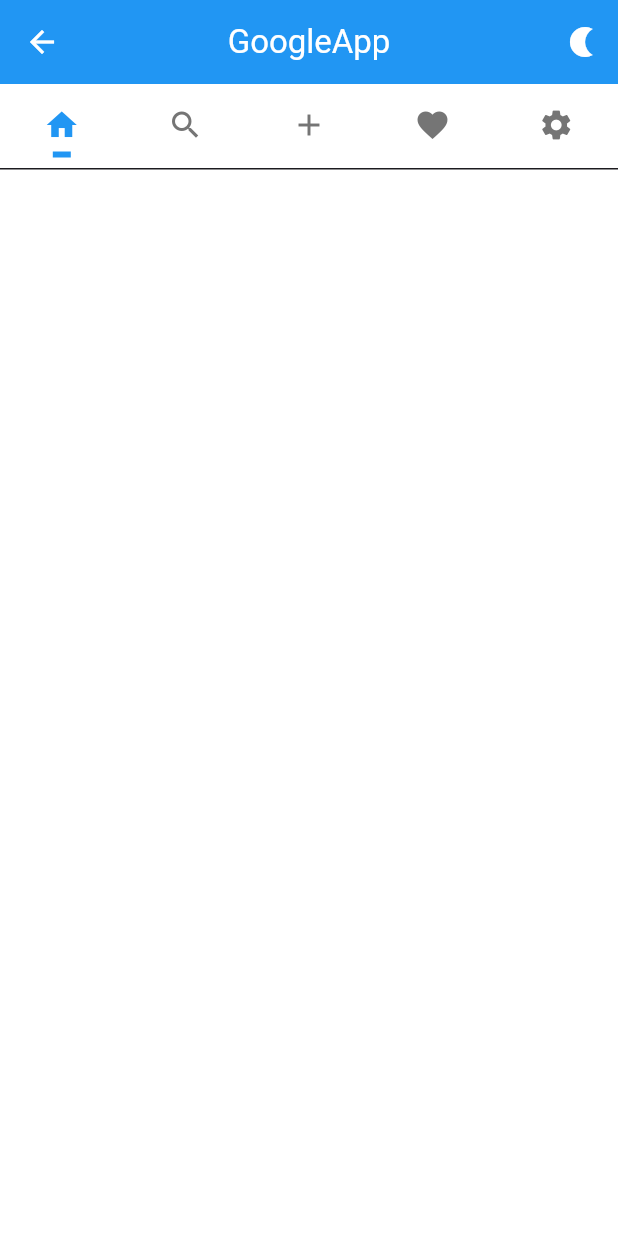
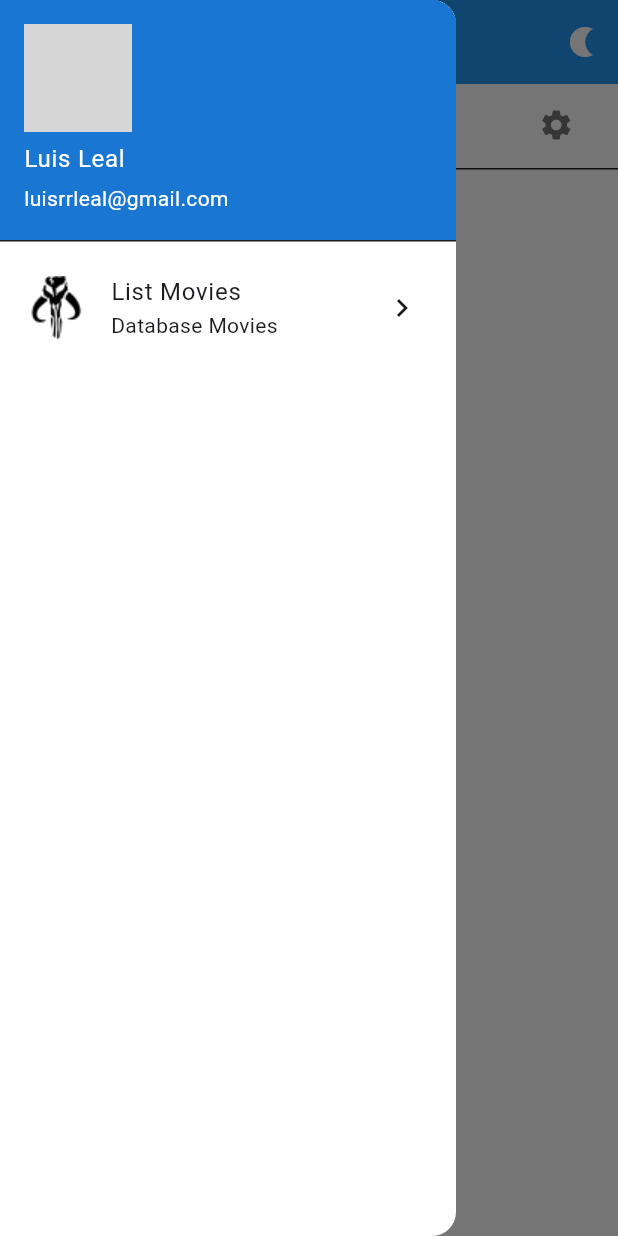
Before and after one commit to luislealdev/pmsn20252, a Flutter app: the HomeScreen screen opened by its route, with the side drawer open (before the commit the screen has no drawer), on a phone screen of 412 x 824 dp. Run offline on Flutter 3.47's test engine with Material 3 defaults, Android fonts, the phone set to English and light mode, and no system bars; our stand-ins replace email_validator, image_picker, lottie, sqflite; missing offline and left inert: flutter_floating_bottom_bar; accounts and stored records are empty; network calls fail; grey boxes are pictures that could not be loaded.

Commit message:
Add drawer and screen to movies db

```diff
--- a/lib/main.dart
+++ b/lib/main.dart
@@ -1,8 +1,8 @@
 import 'package:flutter/material.dart';
 import 'package:pmsn20252/screens/flora/flora_home_screen.dart';
 import 'package:pmsn20252/screens/home_screen.dart';
-import 'package:pmsn20252/screens/iot_device_details_screen.dart';
 import 'package:pmsn20252/screens/login_screen.dart';
+import 'package:pmsn20252/screens/movies/list_movies_screen.dart';
 import 'package:pmsn20252/screens/register_screen.dart';
 import 'package:pmsn20252/utils/theme_app.dart';
 import 'package:pmsn20252/utils/value_listener.dart';
@@ -10,7 +10,7 @@
 void main() => runApp(MyApp());
 
 class MyApp extends StatefulWidget {
-  MyApp({super.key});
+  const MyApp({super.key});
 
   @override
   State<MyApp> createState() => _MyAppState();
@@ -31,9 +31,10 @@
             '/home': (context) => const HomeScreen(),
             '/register': (context) => const RegisterScreen(),
             '/flora': (context) => const FloraHomeScreen(),
+            '/listdb': (context) => const ListMoviesScreen(),
           },
           debugShowCheckedModeBanner: false,
-          home: LoginScreen(),
+          home: const LoginScreen(),
         );
       },
     );
--- a/lib/screens/home_screen.dart
+++ b/lib/screens/home_screen.dart
@@ -63,6 +63,26 @@
     final Color unselectedIconColor = Colors.grey[600]!;
 
     return Scaffold(
+      drawer: Drawer(
+        child: ListView(
+          children: [
+            const UserAccountsDrawerHeader(
+              accountName: Text('Luis Leal'),
+              accountEmail: Text('luisrrleal@gmail.com'),
+              currentAccountPicture: CircleAvatar(
+                backgroundImage: NetworkImage('https://i.pravatar.cc/300'),
+              ),
+            ),
+            ListTile(
+              leading: Image.asset('assets/icon_mandalor.png'),
+              title: Text('List Movies'),
+              subtitle: Text('Database Movies'),
+              trailing: Icon(Icons.chevron_right),
+              onTap: () => Navigator.pushNamed(context, "/listdb"),
+            ),
+          ],
+        ),
+      ),
       appBar: AppBar(
         title: const Text('GoogleApp'),
         backgroundColor: colors[currentPage],
@@ -133,7 +153,9 @@
               children: [
                 _buildPageContent(controller, 0, "Inicio", Icons.home),
                 _buildPageContent(controller, 1, "Buscar", Icons.search),
-                _buildIoTDevicesPage(controller), // Página IoT para dispositivos del hogar
+                _buildIoTDevicesPage(
+                  controller,
+                ), // Página IoT para dispositivos del hogar
                 _buildFavoritesPage(
                   controller,
                 ), // Página especial para Favoritos
@@ -218,14 +240,17 @@
         gradient: LinearGradient(
           begin: Alignment.topCenter,
           end: Alignment.bottomCenter,
-          colors: isDarkMode ? [
+          colors:
+              isDarkMode
+                  ? [
                     colors[2].withOpacity(0.2),
                     colors[2].withOpacity(0.1),
-            Colors.grey[900]!.withOpacity(0.8)
-          ] : [
+                    Colors.grey[900]!.withOpacity(0.8),
+                  ]
+                  : [
                     colors[2].withOpacity(0.3),
                     colors[2].withOpacity(0.1),
-            Colors.white.withOpacity(0.05)
+                    Colors.white.withOpacity(0.05),
                   ],
           stops: [0.0, 0.6, 1.0],
         ),
@@ -263,7 +288,9 @@
           // Contenedor centrado para las tarjetas
           Center(
             child: Container(
-              constraints: BoxConstraints(maxWidth: 400), // Ancho máximo para centrar
+              constraints: BoxConstraints(
+                maxWidth: 400,
+              ), // Ancho máximo para centrar
               child: Column(
                 children: [
                   // Dispositivo 1: Termostato
@@ -275,7 +302,8 @@
                     icon: Icons.thermostat,
                     color: Colors.orange,
                     isActive: true,
-                    onDetailsPressed: () => _navigateToDeviceDetails(
+                    onDetailsPressed:
+                        () => _navigateToDeviceDetails(
                           'Termostato Inteligente',
                           'Sistema de Climatización',
                           Icons.thermostat,
@@ -295,7 +323,8 @@
                     icon: Icons.lightbulb,
                     color: Colors.amber,
                     isActive: true,
-                    onDetailsPressed: () => _navigateToDeviceDetails(
+                    onDetailsPressed:
+                        () => _navigateToDeviceDetails(
                           'Sistema de Iluminación',
                           'Control de Luces Inteligentes',
                           Icons.lightbulb,
@@ -315,7 +344,8 @@
                     icon: Icons.security,
                     color: Colors.red,
                     isActive: true,
-                    onDetailsPressed: () => _navigateToDeviceDetails(
+                    onDetailsPressed:
+                        () => _navigateToDeviceDetails(
                           'Sistema de Seguridad',
                           'Alarma y Cámaras de Seguridad',
                           Icons.security,
@@ -350,7 +380,8 @@
 
     return Transform(
       alignment: FractionalOffset.center,
-      transform: Matrix4.identity()
+      transform:
+          Matrix4.identity()
             ..setEntry(3, 2, 0.01)
             ..rotateY(2 * pi / 180),
       child: Container(
@@ -360,11 +391,14 @@
           gradient: LinearGradient(
             begin: Alignment.topLeft,
             end: Alignment.bottomRight,
-            colors: isDarkMode ? [
+            colors:
+                isDarkMode
+                    ? [
                       color.withOpacity(0.2),
                       color.withOpacity(0.1),
                       Colors.grey[800]!.withOpacity(0.3),
-            ] : [
+                    ]
+                    : [
                       color.withOpacity(0.1),
                       color.withOpacity(0.05),
                       Colors.white.withOpacity(0.1),
@@ -425,10 +459,7 @@
                     SizedBox(height: 4),
                     Text(
                       subtitle,
-                      style: TextStyle(
-                        fontSize: 12,
-                        color: subtitleColor,
-                      ),
+                      style: TextStyle(fontSize: 12, color: subtitleColor),
                     ),
                     SizedBox(height: 8),
                     Text(
@@ -451,8 +482,12 @@
                           },
                           activeColor: color,
                           activeTrackColor: color.withOpacity(0.3),
-                          inactiveThumbColor: isDarkMode ? Colors.grey[400] : Colors.grey,
-                          inactiveTrackColor: isDarkMode ? Colors.grey[700] : Colors.grey.withOpacity(0.3),
+                          inactiveThumbColor:
+                              isDarkMode ? Colors.grey[400] : Colors.grey,
+                          inactiveTrackColor:
+                              isDarkMode
+                                  ? Colors.grey[700]
+                                  : Colors.grey.withOpacity(0.3),
                         ),
                         SizedBox(width: 10),
                         ElevatedButton(
@@ -460,7 +495,10 @@
                           style: ElevatedButton.styleFrom(
                             backgroundColor: color,
                             foregroundColor: Colors.white,
-                            padding: EdgeInsets.symmetric(horizontal: 16, vertical: 8),
+                            padding: EdgeInsets.symmetric(
+                              horizontal: 16,
+                              vertical: 8,
+                            ),
                             shape: RoundedRectangleBorder(
                               borderRadius: BorderRadius.circular(20),
                             ),
@@ -468,7 +506,10 @@
                           ),
                           child: Text(
                             'Ver más',
-                            style: TextStyle(fontSize: 12, fontWeight: FontWeight.w600),
+                            style: TextStyle(
+                              fontSize: 12,
+                              fontWeight: FontWeight.w600,
+                            ),
                           ),
                         ),
                       ],
@@ -500,11 +541,18 @@
     );
   }
 
-  void _navigateToDeviceDetails(String name, String type, IconData icon, Color color, String value) {
+  void _navigateToDeviceDetails(
+    String name,
+    String type,
+    IconData icon,
+    Color color,
+    String value,
+  ) {
     Navigator.push(
       context,
       MaterialPageRoute(
-        builder: (context) => IoTDeviceDetailsScreen(
+        builder:
+            (context) => IoTDeviceDetailsScreen(
               deviceName: name,
               deviceType: type,
               deviceIcon: icon,
@@ -639,9 +687,7 @@
                         SizedBox(
                           height: 32,
                           child: OutlinedButton(
-                            onPressed: () {
-
-                            },
+                            onPressed: () {},
                             style: OutlinedButton.styleFrom(
                               foregroundColor: Colors.white,
                               side: BorderSide(color: Colors.white, width: 1),
--- a/pubspec.yaml
+++ b/pubspec.yaml
@@ -69,6 +69,7 @@
     - assets/bg.jpg
     - assets/loading.json
     - assets/flora/flora_logo.png
+    - assets/icon_mandalor.png
 
   # An image asset can refer to one or more resolution-specific "variants", see
   # https://flutter.dev/to/resolution-aware-images
```
Also changed, not shown: lib/screens/movies/list_movies_screen.dart (added, +49 -0 lines), assets/icon_mandalor.png (added), 1 other file. Lines whose indentation alone changed are shown as unchanged.
